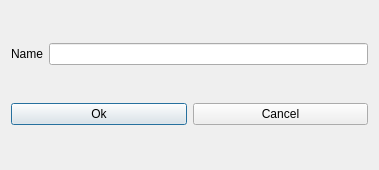
Qt form fet/src/interface/modifybuildingform_template.ui (vonmecheln/fet) before a commit.
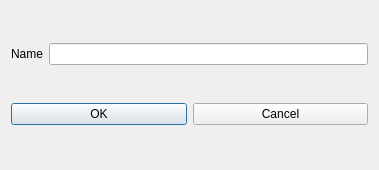
The same form after that commit.

```diff
--- a/fet/src/interface/modifybuildingform_template.ui
+++ b/fet/src/interface/modifybuildingform_template.ui
@@ -19,7 +19,7 @@
      <item>
       <widget class="QPushButton" name="okPushButton">
        <property name="text">
-        <string>Ok</string>
+        <string>OK</string>
        </property>
       </widget>
      </item>
```
